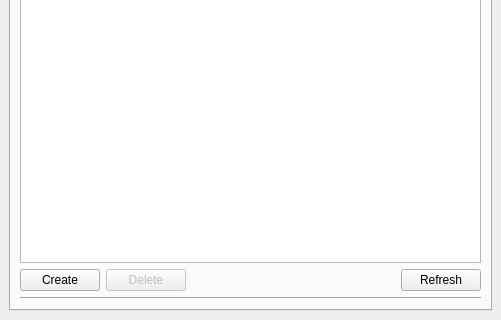
This is qgiscloud/qgiscloudplugin.ui in qgiscloud/qgis-cloud-plugin as Qt 5 draws it before an edit; both pictures show x 0 to 501 and y 383 to 703 of the 501 by 703 pixel window. The edited form follows.
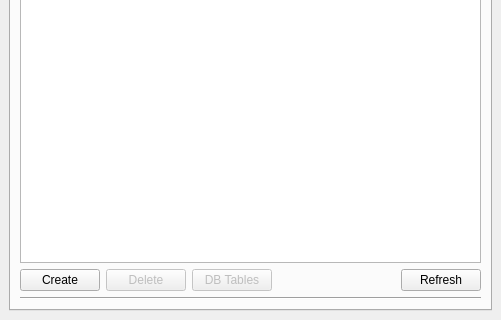
This is the edited form. The open tabs and pages were chosen to show the change. Icons and pictures are not drawn. Custom widgets are drawn as their Qt base class.

Commit message: Show db tables dialog added

The edit to the form file:
```diff
--- a/qgiscloud/qgiscloudplugin.ui
+++ b/qgiscloud/qgiscloudplugin.ui
@@ -571,6 +571,16 @@
                </property>
               </widget>
              </item>
+             <item>
+              <widget class="QPushButton" name="btnDbTables">
+               <property name="enabled">
+                <bool>false</bool>
+               </property>
+               <property name="text">
+                <string>DB Tables</string>
+               </property>
+              </widget>
+             </item>
              <item>
               <spacer name="horizontalSpacer">
                <property name="orientation">
```
Left out of the diff: 2 changed lines with no effect on the pictures. The commit also changes 3 other files.
